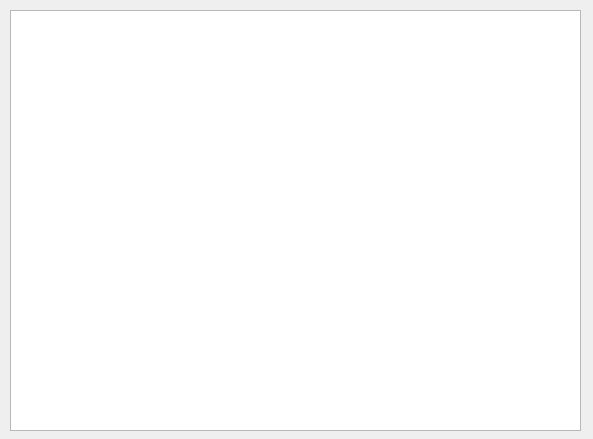
Above: records.ui from ivanprokoff/seabattle_ before the change. Below: the same form after it.
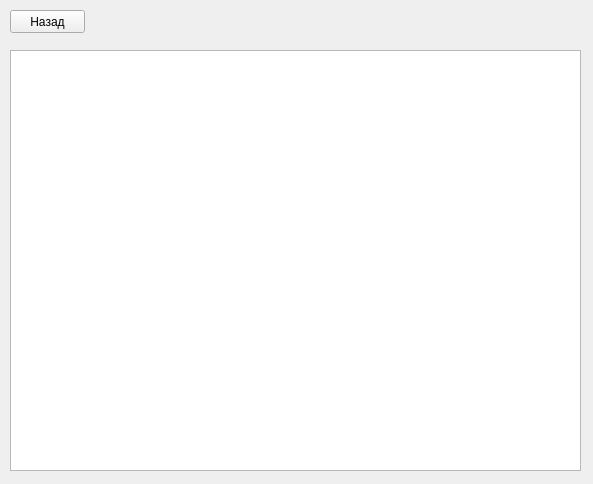
That is the form after the change.

```diff
--- a/records.ui
+++ b/records.ui
@@ -7,9 +7,15 @@
     <x>0</x>
     <y>0</y>
     <width>593</width>
-    <height>439</height>
-   </rect>
-  </property>
+             <height>484</height>
+         </rect>
+     </property>
+     <property name="sizePolicy">
+         <sizepolicy hsizetype="Fixed" vsizetype="Fixed">
+             <horstretch>0</horstretch>
+             <verstretch>0</verstretch>
+         </sizepolicy>
+     </property>
   <property name="windowTitle">
    <string>Form</string>
   </property>
@@ -17,12 +23,25 @@
    <property name="geometry">
     <rect>
      <x>10</x>
-     <y>10</y>
+                 <y>50</y>
      <width>571</width>
      <height>421</height>
     </rect>
    </property>
   </widget>
+     <widget class="QPushButton" name="exit_btn">
+         <property name="geometry">
+             <rect>
+                 <x>10</x>
+                 <y>10</y>
+                 <width>75</width>
+                 <height>23</height>
+             </rect>
+         </property>
+         <property name="text">
+             <string>Назад</string>
+         </property>
+     </widget>
  </widget>
  <resources/>
  <connections/>
```
Lines whose indentation alone changed are shown as unchanged.
